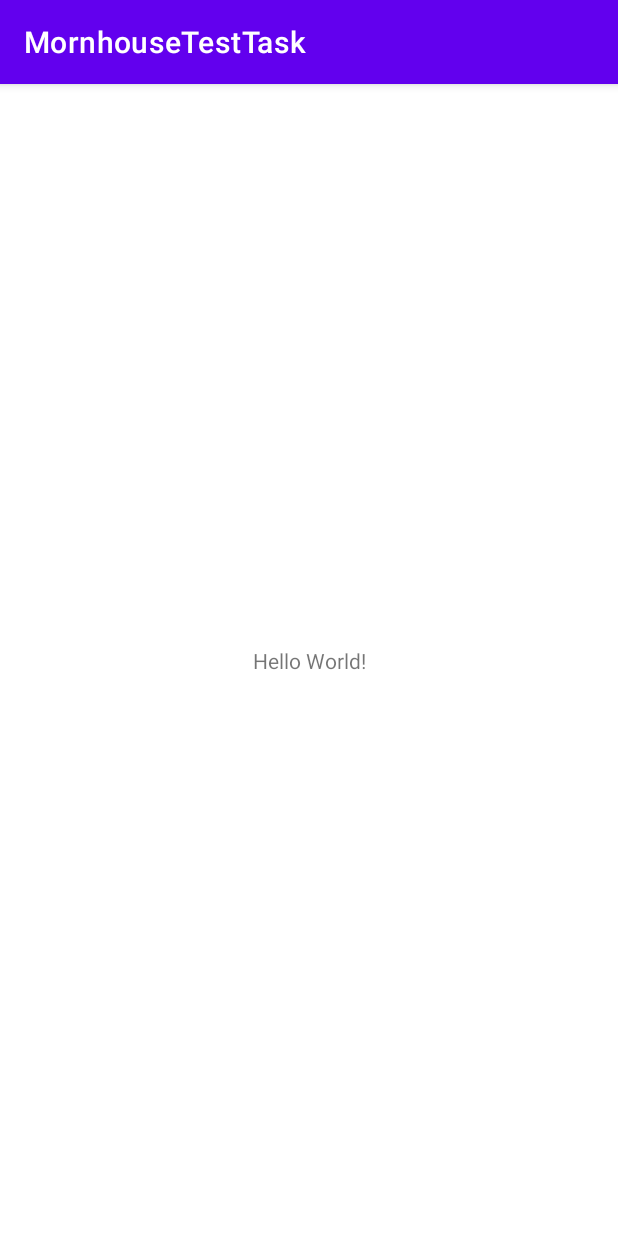
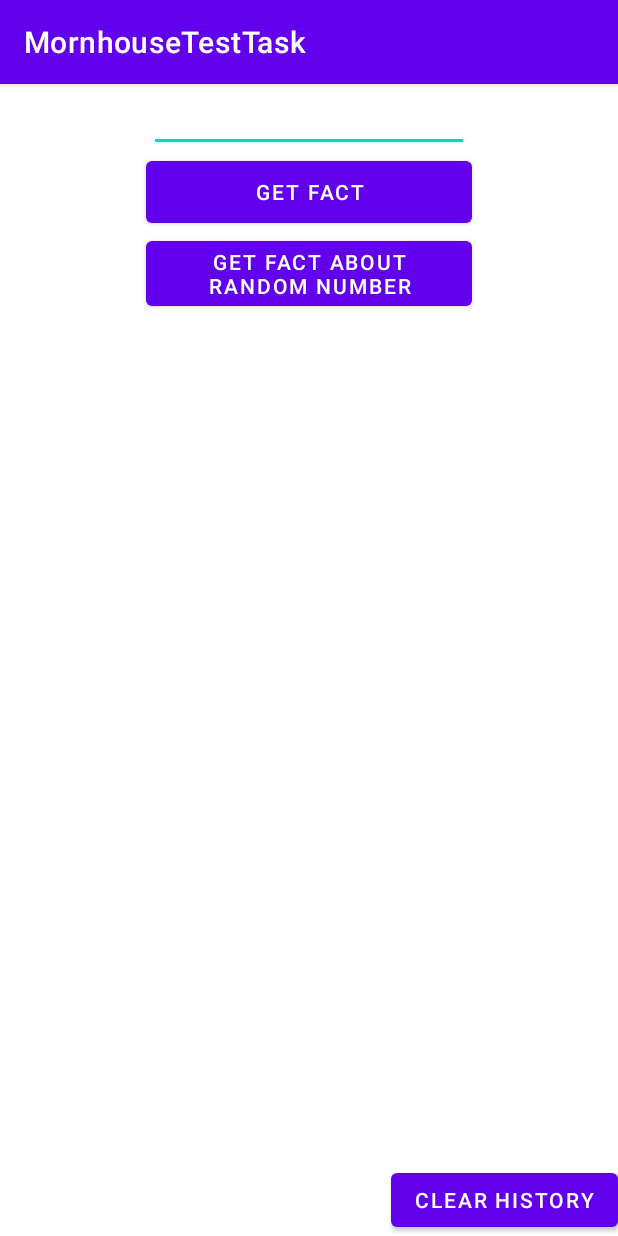
Before and after one commit to SergeyKochnev4149/FactsAboutNumber_NumbersAPI, an Android app: the screen it shows after launch (MainActivity), on a phone screen of 412 x 824 dp. Run offline under Robolectric (Android 15) with nearby library versions, the phone set to English and light mode, and no system bars.

Commit message:
Update UI in main screen

```diff
--- a/app/src/main/AndroidManifest.xml
+++ b/app/src/main/AndroidManifest.xml
@@ -1,6 +1,7 @@
 <?xml version="1.0" encoding="utf-8"?>
 <manifest xmlns:android="http://schemas.android.com/apk/res/android"
-    xmlns:tools="http://schemas.android.com/tools">
+    xmlns:tools="http://schemas.android.com/tools"
+    >
 
     <application
         android:allowBackup="true"
@@ -11,6 +12,7 @@
         android:roundIcon="@mipmap/ic_launcher_round"
         android:supportsRtl="true"
         android:theme="@style/Theme.MornhouseTestTask"
+        android:usesCleartextTraffic="true"
         tools:targetApi="31">
         <activity
             android:name=".MainActivity"
--- a/app/src/main/res/layout/activity_main.xml
+++ b/app/src/main/res/layout/activity_main.xml
@@ -1,18 +1,56 @@
 <?xml version="1.0" encoding="utf-8"?>
-<androidx.constraintlayout.widget.ConstraintLayout xmlns:android="http://schemas.android.com/apk/res/android"
-    xmlns:app="http://schemas.android.com/apk/res-auto"
+<RelativeLayout xmlns:android="http://schemas.android.com/apk/res/android"
     xmlns:tools="http://schemas.android.com/tools"
     android:layout_width="match_parent"
     android:layout_height="match_parent"
+    android:orientation="vertical"
     tools:context=".MainActivity">
 
-    <TextView
+
+    <EditText
+        android:id="@+id/editTextNumberDecimal"
         android:layout_width="wrap_content"
         android:layout_height="wrap_content"
-        android:text="Hello World!"
-        app:layout_constraintBottom_toBottomOf="parent"
-        app:layout_constraintEnd_toEndOf="parent"
-        app:layout_constraintStart_toStartOf="parent"
-        app:layout_constraintTop_toTopOf="parent" />
+        android:layout_centerHorizontal="true"
+        android:ems="10"
+        android:inputType="numberDecimal" />
 
-</androidx.constraintlayout.widget.ConstraintLayout>
+
+    <Button
+        android:id="@+id/search_button"
+        android:layout_width="217dp"
+        android:layout_height="53dp"
+        android:layout_below="@id/editTextNumberDecimal"
+        android:layout_centerHorizontal="true"
+        android:text="Get Fact" />
+
+
+    <Button
+        android:id="@+id/get_random"
+        android:layout_width="217dp"
+        android:layout_height="wrap_content"
+        android:layout_below="@id/search_button"
+        android:layout_centerHorizontal="true"
+        android:layout_marginLeft="10dp"
+        android:text="Get fact about random number" />
+
+
+    <Button
+        android:id="@+id/clear_history"
+        android:layout_width="wrap_content"
+        android:layout_height="wrap_content"
+        android:layout_alignParentEnd="true"
+        android:layout_alignParentBottom="true"
+        android:text="clear history" />
+
+    <ScrollView
+        android:layout_width="match_parent"
+        android:layout_height="match_parent"
+        android:layout_below="@id/get_random"
+        android:layout_above="@id/clear_history"
+        android:layout_margin="10dp">
+
+    </ScrollView>
+
+
+</RelativeLayout>
```
